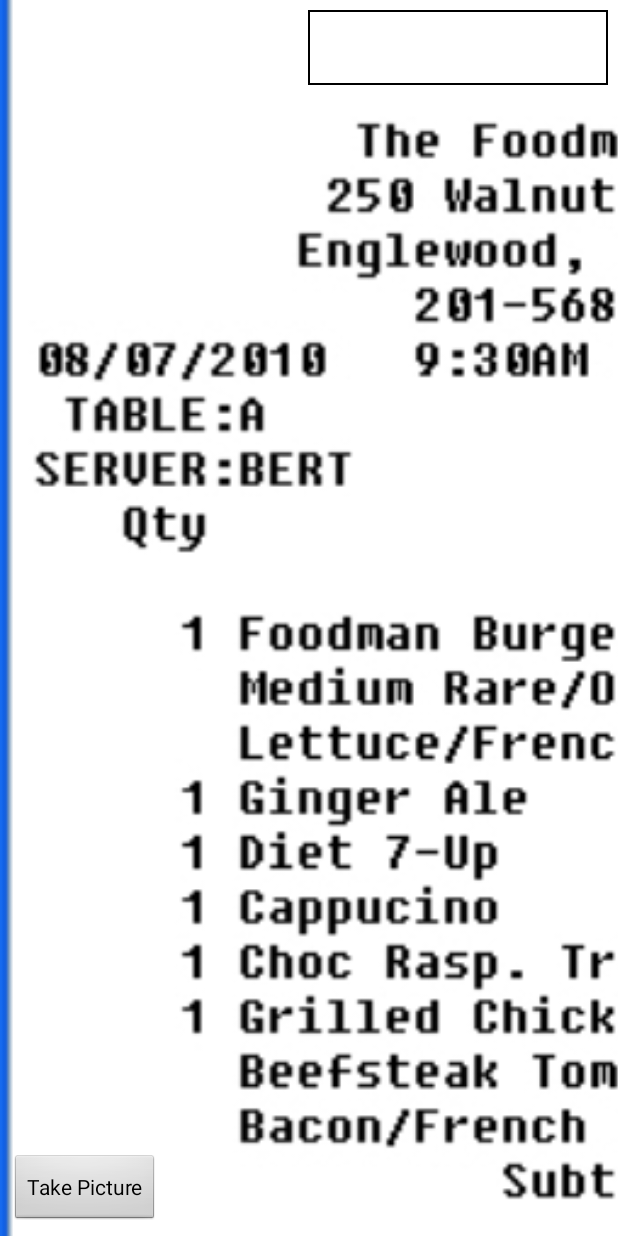
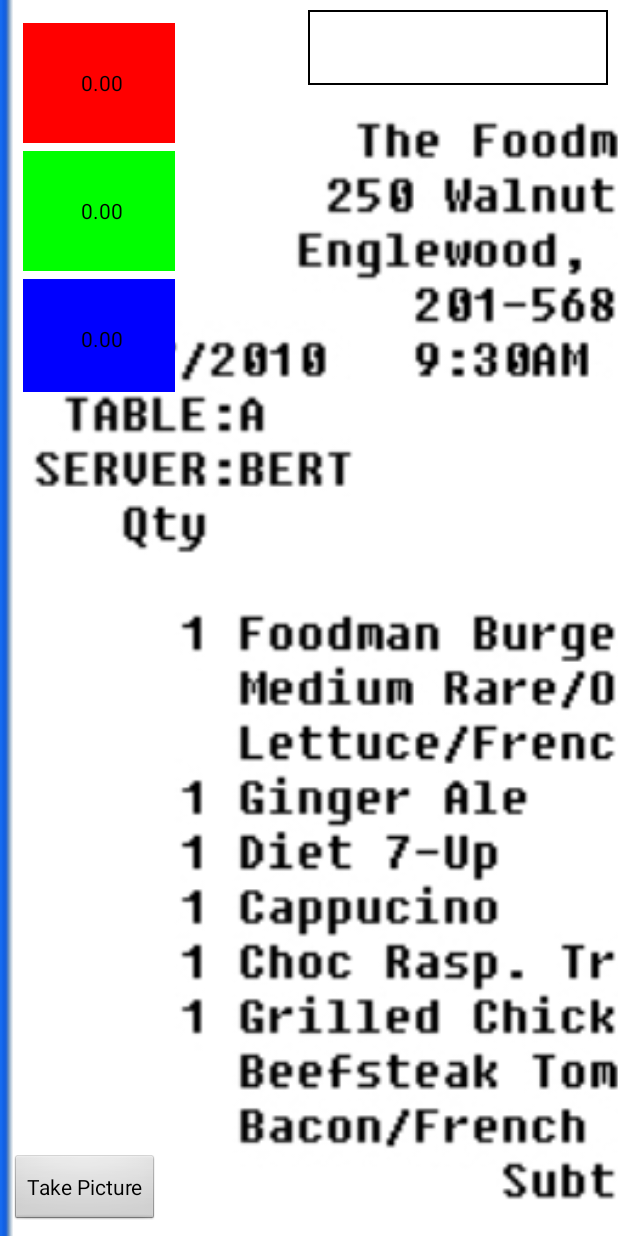
Before and after one commit to Alfwich/split-it-up, an Android app: the screen it shows after launch (MainActivity), on a phone screen of 412 x 824 dp. Run offline under Robolectric (Android 15) with nearby library versions, the phone set to English and light mode, and no system bars.

Commit message:
Adds OCR background service. Adds TotalView component.

```diff
--- a/app/src/main/AndroidManifest.xml
+++ b/app/src/main/AndroidManifest.xml
@@ -9,6 +9,9 @@
         android:icon="@mipmap/ic_launcher"
         android:label="@string/app_name"
         android:theme="@style/AppTheme">
+        <service
+            android:name=".OCREvalService"
+            android:exported="false"/>
         <activity
             android:name=".MainActivity"
             android:label="@string/app_name"
--- a/app/src/main/java/com/arthurwut/splititup/MainActivityFragment.java
+++ b/app/src/main/java/com/arthurwut/splititup/MainActivityFragment.java
@@ -1,16 +1,18 @@
 package com.arthurwut.splititup;
 
 import android.app.Activity;
+import android.content.BroadcastReceiver;
+import android.content.Context;
 import android.content.Intent;
+import android.content.IntentFilter;
 import android.graphics.Bitmap;
 import android.graphics.BitmapFactory;
-import android.graphics.Point;
 import android.net.Uri;
+import android.os.Bundle;
 import android.os.Environment;
 import android.provider.MediaStore;
-import android.os.Bundle;
+import android.support.v4.content.LocalBroadcastManager;
 import android.util.Log;
-import android.view.Display;
 import android.view.LayoutInflater;
 import android.view.MotionEvent;
 import android.view.View;
@@ -19,83 +21,62 @@ import android.widget.AbsoluteLayout;
 import android.widget.Button;
 import android.widget.ImageView;
 import android.widget.TextView;
-import com.googlecode.tesseract.android.TessBaseAPI;
 import java.io.File;
 import java.io.IOException;
 import java.text.SimpleDateFormat;
 import java.util.Date;
+import java.util.Map;
 
+public class MainActivityFragment extends android.app.Fragment  {
 
-/**
- * A placeholder fragment containing a simple view.
- */
-public class MainActivityFragment extends android.app.Fragment {
-
-    public MainActivityFragment() {
-    }
-
-    private TotalSummer sum;
-
-    TessBaseAPI tessBase;
-    private Bitmap nBmp;
     private File imageFile;
     private Bitmap bmp;
     private View view;
+    private MainOCRServiceReceiver reciever;
+    private Intent ocrIntent;
 
     private ImageView exampleImageView;
     private ImageView mainImageView;
     private AbsoluteLayout absLayoutView;
     private TextView ocrTextView;
-    private TextView totalText;
+    private TotalView totalView;
+
+    public MainActivityFragment() {
+    }
+
+    public class MainOCRServiceReceiver extends BroadcastReceiver {
+
+        @Override
+        public void onReceive(Context context, Intent intent) {
+            Bundle bundle = intent.getExtras();
+
+            float value = bundle.getFloat( Constants.DATA_OCR_FLOAT_VALUE );
+            Log.d("@@@", "RESULT FROM SERVICE INTENT: " + Float.toString(value));
+
+            ocrTextView.setText(Float.toString(value));
+            totalView.setValue(value);
+        }
+    }
 
     private class PreviewImageTouchListener implements View.OnTouchListener {
 
         public float dX = 0.0f, dY = 0.0f;
 
-        private Bitmap cropBitmap( Bitmap src, int x, int y, int width, int height ) {
-            x -= width/2;
-            y -= height/2;
-
-            if( x < 0 ) {
-                x = 0;
-            }
-
-            if (y < 0) {
-                y = 0;
-            }
-
-            if( width > src.getWidth() ) {
-                width = src.getWidth();
-            }
-
-            if( height > src.getHeight() ) {
-                height = src.getHeight();
-            }
-
-            if( x+width > src.getWidth() ) {
-                x = src.getWidth()-width;
-            }
-
-            if( y+height > src.getHeight() ) {
-                y = src.getHeight()-height;
-            }
-
-            return Bitmap.createBitmap( src, x, y, width, height );
-        }
-
         public void reloadExampleBitmap( MotionEvent event ) {
             if(  bmp != null ) {
                 float factor = (float) bmp.getHeight() / mainImageView.getHeight();
-                nBmp = cropBitmap(
-                        bmp,
-                        Math.round(( -absLayoutView.getX() + event.getRawX()) * factor),
-                        Math.round(( -absLayoutView.getY() + event.getRawY()) * factor),
-                        200,
-                        50
-                );
 
-                exampleImageView.setImageBitmap(nBmp);
-                tessBase.setImage(nBmp);
+                int x = Math.round((-absLayoutView.getX() + event.getRawX()) * factor),
+                    y = Math.round((-absLayoutView.getY() + event.getRawY()) * factor),
+                    width = 200,
+                    height = 50;
+
+                ocrIntent.putExtra( "x", x );
+                ocrIntent.putExtra( "y", y );
+                ocrIntent.putExtra("time", System.currentTimeMillis());
+                getActivity().startService(ocrIntent);
+
+                exampleImageView.setImageBitmap(BitmapCropper.cropBitmap(bmp, x, y, width, height));
             }
         }
 
@@ -106,7 +87,7 @@ public class MainActivityFragment extends android.app.Fragment {
                 case MotionEvent.ACTION_DOWN:
                     dX = v.getX() - event.getRawX();
                     dY = v.getY() - event.getRawY();
-                    reloadExampleBitmap( event );
+                    reloadExampleBitmap(event);
                     break;
 
                 case MotionEvent.ACTION_MOVE:
@@ -122,42 +103,12 @@ public class MainActivityFragment extends android.app.Fragment {
         }
     }
 
-    private class TotalSummer {
-        private float total = 0.0f;
-
-        public void addValue( float v ) {
-            total += v;
-            totalText.setText(String.format("%.2f", total));
-        }
-
-        public void addValue( String v ) {
-            String[] parts = v.split("\\.");
-
-            if( parts.length > 1 ) {
-                v = parts[0] + "." + parts[1];
-                try {
-                    addValue(Float.parseFloat(v));
-                }catch( NumberFormatException x ) {
-                    Log.e( "@@@", "Could not extract float value from OCR result!" );
-                }
-            }
-
-        }
-
-    }
-
     private class ClickEvents implements View.OnClickListener {
         public void onClick( View v ) {
 
             switch( v.getId() ) {
                 case R.id.mainTakePicture:
                     dispatchTakePictureIntent();
-                    break;
-
-                case R.id.mainExampleImageView:
-                    String val = tessBase.getUTF8Text();
-                    ocrTextView.setText(val);
-                    sum.addValue(val);
                     break;
             }
 
@@ -205,8 +156,8 @@ public class MainActivityFragment extends android.app.Fragment {
     public void onActivityResult(int requestCode, int resultCode, Intent data) {
         if (requestCode == 1 && resultCode == Activity.RESULT_OK) {
             if( imageFile != null ) {
-                //Bitmap bmp = scaleDown(BitmapFactory.decodeFile(imageFile.toString()), 500.0f, true);
                 bmp = BitmapFactory.decodeFile(imageFile.toString());
+                ocrIntent.putExtra("imageUrl", ( imageFile != null ) ? imageFile.toString() : "" );
                 AbsoluteLayout iLay = (AbsoluteLayout) getView().findViewById( R.id.mainImageViewContainer);
                 iLay.setX(0.0f);
                 iLay.setY(0.0f);
@@ -236,17 +187,19 @@ public class MainActivityFragment extends android.app.Fragment {
 
             mainImageView = (ImageView) view.findViewById(R.id.mainImageView);
             ocrTextView = (TextView) view.findViewById(R.id.mainOCRTextView);
-            totalText = (TextView) view.findViewById(R.id.mainSumTotal);
+            totalView = (TotalView) view.findViewById(R.id.mainTotalView);
 
             Button btn = (Button) view.findViewById( R.id.mainTakePicture );
             btn.setOnClickListener(new ClickEvents());
 
             bmp = BitmapFactory.decodeResource( getResources(), R.drawable.test );
 
-            tessBase = new TessBaseAPI();
-            tessBase.init(Environment.getExternalStorageDirectory() + "/split-it", "eng");
+            reciever = new MainOCRServiceReceiver();
+            ocrIntent = new Intent( getActivity(), OCREvalService.class );
+            ocrIntent.putExtra("imageUrl", "" );
 
-            sum = new TotalSummer();
+            IntentFilter filter = new IntentFilter( Constants.BROADCAST_ACTION );
+            LocalBroadcastManager.getInstance(getActivity()).registerReceiver(reciever, filter);
         }
 
         return view;
--- /dev/null
+++ b/app/src/main/java/com/arthurwut/splititup/TotalSummer.java
@@ -0,0 +1,14 @@
+package com.arthurwut.splititup;
+
+public class TotalSummer {
+    private float total = 0.0f;
+
+    public void addValue( float v ) {
+        total += v;
+    }
+
+    public float getValue() {
+        return total;
+    }
+
+}
--- /dev/null
+++ b/app/src/main/java/com/arthurwut/splititup/TotalView.java
@@ -0,0 +1,103 @@
+package com.arthurwut.splititup;
+
+import android.content.Context;
+import android.util.AttributeSet;
+import android.view.LayoutInflater;
+import android.view.View;
+import android.widget.Button;
+import android.widget.LinearLayout;
+
+import java.util.ArrayList;
+
+public class TotalView extends LinearLayout {
+
+    private ArrayList<TotalSummer> sums;
+    private ArrayList<Button> buttons;
+    private int currentPosition;
+    private float currentValue;
+
+    public TotalView(Context context) {
+        super(context);
+        init( LayoutInflater.from(context) );
+    }
+
+    public TotalView(Context context, AttributeSet attrs, int defStyle) {
+        super(context, attrs, defStyle);
+        init( LayoutInflater.from(context) );
+    }
+
+    public TotalView(Context context, AttributeSet attrs) {
+        super(context, attrs);
+        init(LayoutInflater.from(context));
+    }
+
+    private class TotalViewClickHandler implements OnClickListener {
+
+        @Override
+        public void onClick(View v) {
+            switch( v.getId() ){
+                case R.id.totalViewRed:
+                    currentPosition = 0;
+                    addValueToSum(1);
+                    break;
+
+                case R.id.totalViewGreen:
+                    currentPosition = 1;
+                    addValueToSum(1);
+                    break;
+
+                case R.id.totalViewBlue:
+                    currentPosition = 2;
+                    addValueToSum(1);
+                    break;
+
+            }
+        }
+    }
+
+    public void init( LayoutInflater inflater ) {
+
+        inflater.inflate(R.layout.total_view, this, true);
+
+        sums = new ArrayList<>();
+        sums.add(new TotalSummer());
+        sums.add(new TotalSummer());
+        sums.add(new TotalSummer());
+        currentPosition = 0;
+        currentValue = 0.0f;
+
+        buttons = new ArrayList<>();
+        Button redButton   = (Button) getRootView().findViewById( R.id.totalViewRed);
+        redButton.setOnClickListener( new TotalViewClickHandler() );
+        buttons.add( redButton );
+
+        Button greenButton = (Button) getRootView().findViewById( R.id.totalViewGreen);
+        greenButton.setOnClickListener( new TotalViewClickHandler() );
+        buttons.add( greenButton );
+
+        Button blueButton  = (Button) getRootView().findViewById( R.id.totalViewBlue);
+        blueButton.setOnClickListener( new TotalViewClickHandler() );
+        buttons.add( blueButton );
+    }
+
+    @Override
+    protected void onLayout(boolean changed, int l, int t, int r, int b) {
+        for(int i = 0 ; i < getChildCount() ; i++){
+            getChildAt(i).layout(l, t, r, b);
+        }
+    }
+
+    public void setValue( float value ) {
+        this.currentValue = value;
+    }
+
+    public void addValueToSum( int magnitude ) {
+        TotalSummer s = sums.get( currentPosition );
+        Button b = buttons.get( currentPosition );
+        if( s != null && b != null ) {
+            s.addValue( currentValue * magnitude );
+            b.setText( Float.toString( s.getValue() ) );
+            b.requestLayout();
+        }
+    }
+}
--- a/app/src/main/res/layout/fragment_main.xml
+++ b/app/src/main/res/layout/fragment_main.xml
@@ -31,8 +31,8 @@
             android:background="@drawable/back"
             android:layout_width="wrap_content"
             android:layout_height="wrap_content"
-            android:layout_alignParentTop="true"
-            android:layout_alignParentLeft="true" />
+            android:layout_alignParentBottom="true"
+            android:layout_alignParentRight="true" />
 
         <Button
             android:layout_width="wrap_content"
@@ -51,13 +51,13 @@
             android:layout_alignParentRight="true"
             android:padding="1dip"/>
 
-        <TextView
-            android:id="@+id/mainSumTotal"
-            android:background="@drawable/back"
-            android:layout_width="wrap_content"
-            android:layout_height="wrap_content"
-            android:layout_alignParentBottom="true"
-            android:layout_alignParentRight="true" />
+        <com.arthurwut.splititup.TotalView
+            android:id="@+id/mainTotalView"
+            android:layout_width="110dip"
+            android:layout_height="wrap_content" />
+
+
+
     </RelativeLayout>
 
 </AbsoluteLayout>
--- /dev/null
+++ b/app/src/main/res/layout/total_view.xml
@@ -0,0 +1,33 @@
+<?xml version="1.0" encoding="utf-8"?>
+<RelativeLayout
+    xmlns:android="http://schemas.android.com/apk/res/android"
+    android:layout_width="match_parent"
+    android:layout_height="match_parent"
+    android:padding="2dip"
+    >
+    <Button
+        android:id="@+id/totalViewRed"
+        android:layout_width="match_parent"
+        android:layout_height="80dip"
+        android:text="0.00"
+        android:background="@color/red">
+    </Button>
+    <Button
+        android:layout_below="@id/totalViewRed"
+        android:id="@+id/totalViewGreen"
+        android:layout_width="match_parent"
+        android:layout_height="80dip"
+        android:background="@color/green"
+        android:layout_marginTop="5dip"
+        android:text="0.00">
+    </Button>
+    <Button
+        android:layout_below="@id/totalViewGreen"
+        android:id="@+id/totalViewBlue"
+        android:layout_width="match_parent"
+        android:layout_height="80dip"
+        android:background="@color/blue"
+        android:layout_marginTop="5dip"
+        android:text="0.00">
+    </Button>
+</RelativeLayout>
--- a/app/src/main/res/values/strings.xml
+++ b/app/src/main/res/values/strings.xml
@@ -2,4 +2,7 @@
     <string name="app_name">Split-It-Up</string>
     <string name="action_settings">Settings</string>
     <string name="load_button">Load Image Above</string>
+    <color name="red">#FF0000</color>
+    <color name="green">#00FF00</color>
+    <color name="blue">#0000FF</color>
 </resources>
```
Also changed, not shown: app/src/main/java/com/arthurwut/splititup/BitmapCropper.java (added, +36 -0 lines), app/src/main/java/com/arthurwut/splititup/Constants.java (added, +14 -0 lines), app/src/main/java/com/arthurwut/splititup/OCREvalService.java (added, +128 -0 lines), app/src/main/java/com/arthurwut/splititup/TessBase.java (added, +17 -0 lines), 1 other file.
